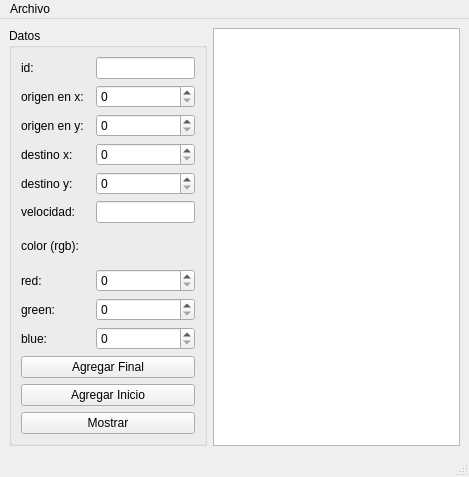
The window that mainwindow.ui (EmmanuelPaniagua/Act-12) describes before a commit, drawn with Qt 5.
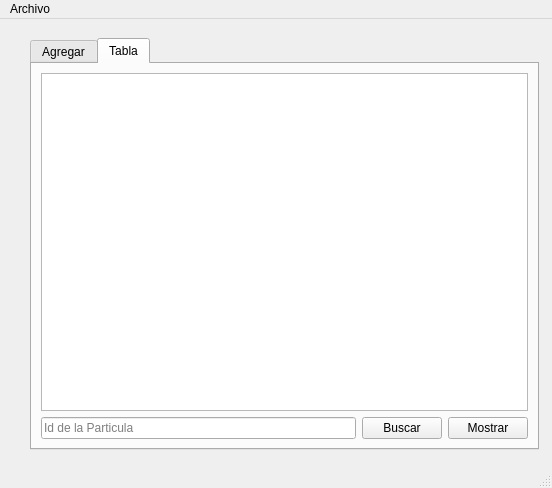
The same window after the commit.

Commit message: Se actualizo la interfaz, ahora hay una pestaña de agregar y otra de tabla

Diff of the .ui file:
```diff
--- a/mainwindow.ui
+++ b/mainwindow.ui
@@ -6,14 +6,30 @@
    <rect>
     <x>0</x>
     <y>0</y>
-    <width>469</width>
-    <height>477</height>
+    <width>552</width>
+    <height>488</height>
    </rect>
   </property>
   <property name="windowTitle">
    <string>MainWindow</string>
   </property>
   <widget class="QWidget" name="centralwidget">
+   <widget class="QTabWidget" name="tabWidget">
+    <property name="geometry">
+     <rect>
+      <x>30</x>
+      <y>19</y>
+      <width>509</width>
+      <height>412</height>
+     </rect>
+    </property>
+    <property name="currentIndex">
+     <number>1</number>
+    </property>
+    <widget class="QWidget" name="tab">
+     <attribute name="title">
+      <string>Agregar</string>
+     </attribute>
    <layout class="QGridLayout" name="gridLayout_2">
     <item row="0" column="0">
      <widget class="QGroupBox" name="groupBox">
@@ -175,12 +191,45 @@
     </item>
    </layout>
   </widget>
+    <widget class="QWidget" name="tab_2">
+     <attribute name="title">
+      <string>Tabla</string>
+     </attribute>
+     <layout class="QGridLayout" name="gridLayout_3">
+      <item row="0" column="0" colspan="3">
+       <widget class="QTableWidget" name="tabla"/>
+      </item>
+      <item row="1" column="0">
+       <widget class="QLineEdit" name="buscar_lineEdit">
+        <property name="placeholderText">
+         <string>Id de la Particula</string>
+        </property>
+       </widget>
+      </item>
+      <item row="1" column="1">
+       <widget class="QPushButton" name="buscar_pushButton">
+        <property name="text">
+         <string>Buscar</string>
+        </property>
+       </widget>
+      </item>
+      <item row="1" column="2">
+       <widget class="QPushButton" name="mostrar_tabla_pushButton">
+        <property name="text">
+         <string>Mostrar</string>
+        </property>
+       </widget>
+      </item>
+     </layout>
+    </widget>
+   </widget>
+  </widget>
   <widget class="QMenuBar" name="menubar">
    <property name="geometry">
     <rect>
      <x>0</x>
      <y>0</y>
-     <width>469</width>
+     <width>552</width>
      <height>21</height>
     </rect>
    </property>
```
Lines whose indentation alone changed are shown as unchanged.
